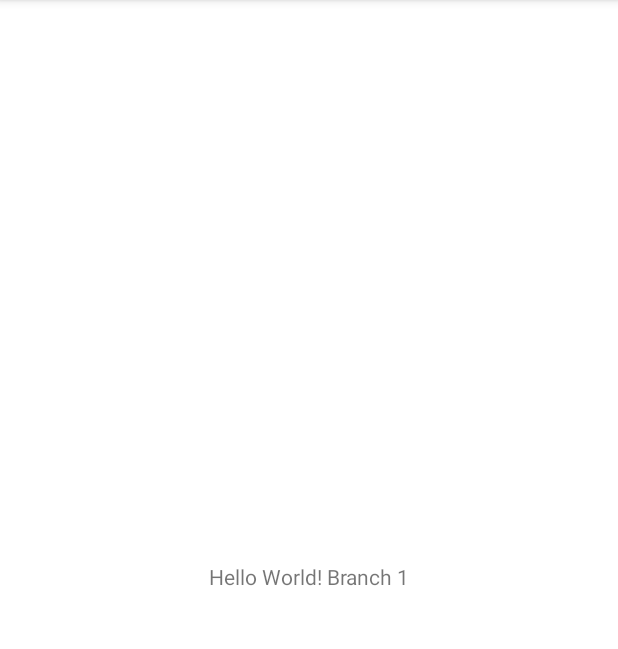
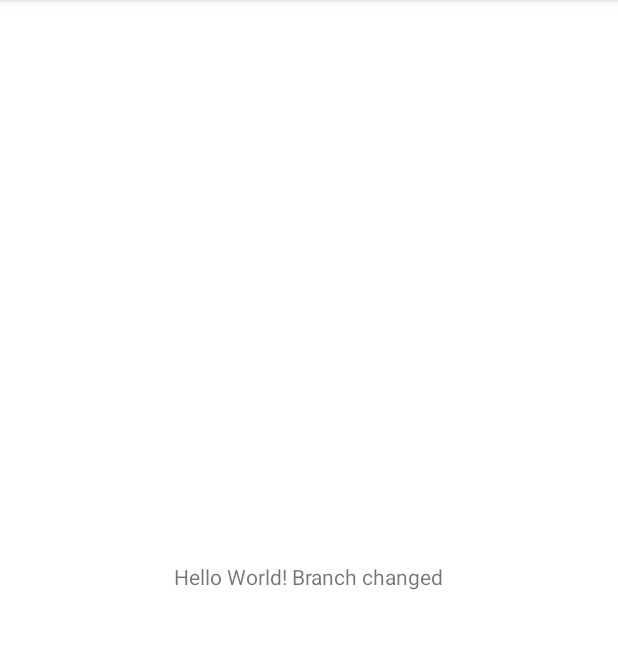
Before and after one commit to uztechie/myTestApp, an Android app: the screen it shows after launch (MainActivity), on a phone screen of 412 x 824 dp, the part 84-733 px from its top. Run offline under Robolectric (Android 15) with nearby library versions, the phone set to English and light mode, and no system bars; libraries missing offline, so code that uses them is left out: com.aigestudio.wheelpicker, permissions.dispatcher; 9 statements that could not run were skipped.

Commit message:
second release

```diff
--- a/app/src/main/res/layout/activity_main.xml
+++ b/app/src/main/res/layout/activity_main.xml
@@ -9,7 +9,7 @@
     <TextView
         android:layout_width="wrap_content"
         android:layout_height="wrap_content"
-        android:text="Hello World! Branch 1"
+        android:text="Hello World! Branch changed"
         app:layout_constraintBottom_toBottomOf="parent"
         app:layout_constraintLeft_toLeftOf="parent"
         app:layout_constraintRight_toRightOf="parent"
```
